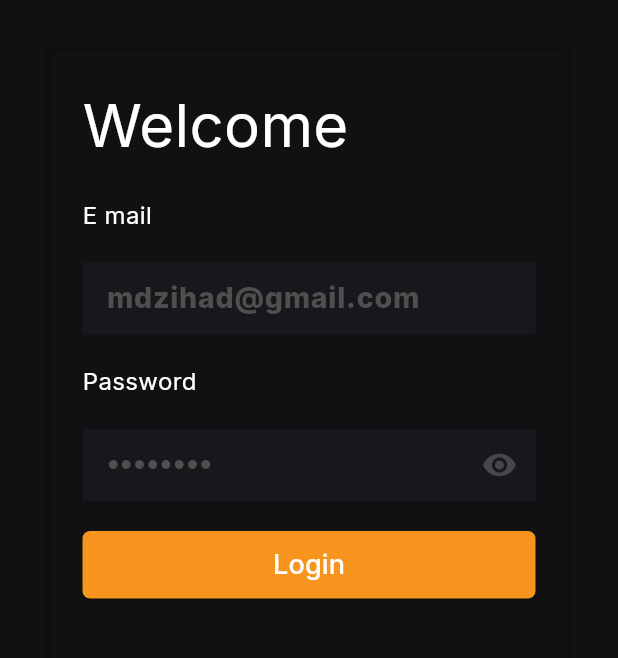
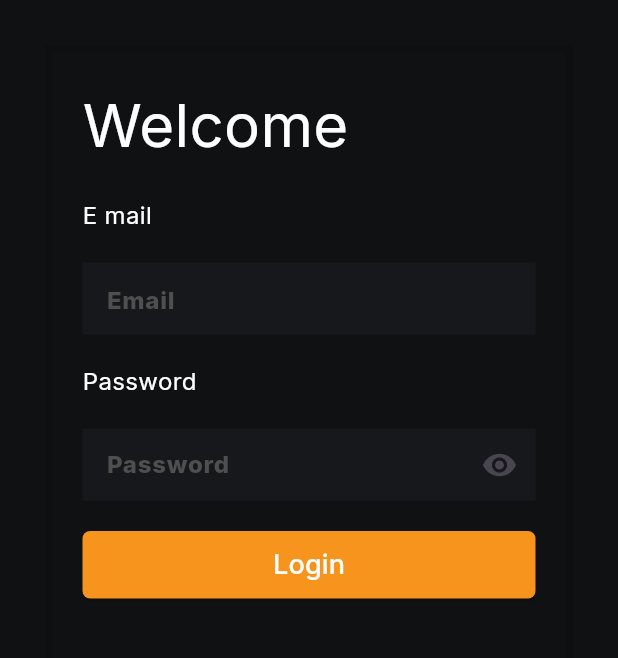
Before and after one commit to mdzihad89/kacchi_bari_admin_dashboard, a Flutter app: the screen it shows after launch, on a phone screen of 412 x 824 dp, the part 129-787 px from its top. Run offline on Flutter 3.47's test engine with Material 3 defaults, Android fonts, the phone set to English and light mode, and no system bars; our stand-ins replace dartz, dio, elegant_notification, equatable, file_picker, flutter_bloc and 8 more.

Commit message:
removed credential

```diff
--- a/lib/features/auth/presentation/screens/login_screen.dart
+++ b/lib/features/auth/presentation/screens/login_screen.dart
@@ -22,10 +22,8 @@ class LoginScreen extends StatefulWidget {
 
 class _LoginScreenState extends State<LoginScreen> {
   final TextEditingController emailController = TextEditingController(
-    text: "mdzihad@gmail.com"
   );
   final TextEditingController passController = TextEditingController(
-    text: "34413357"
   );
 
 
--- a/lib/features/branch/presentation/screen/branch_screen.dart
+++ b/lib/features/branch/presentation/screen/branch_screen.dart
@@ -55,9 +55,9 @@ class _BranchScreenState extends State<BranchScreen> {
                   builder: (context) {
                     final _formKey = GlobalKey<FormState>();
                     TextEditingController _branchNameController =
-                        TextEditingController(text: "Islampur");
+                        TextEditingController();
                     TextEditingController _branchAddressController =
-                        TextEditingController(text: "Islam pur, Dhaka");
+                        TextEditingController();
 
                     Uint8List? imageBytes;
                     int? tableNumber;
--- a/lib/features/category/presentation/screen/category_screen.dart
+++ b/lib/features/category/presentation/screen/category_screen.dart
@@ -46,7 +46,7 @@ class _CategoryScreenState extends State<CategoryScreen> {
               onPressed:(){
                 showDialog(context: context, builder: (context) {
                   final _formKey = GlobalKey<FormState>();
-                  TextEditingController _categoryNameController = TextEditingController(text: "Kacchi");
+                  TextEditingController _categoryNameController = TextEditingController();
                   Uint8List? imageBytes;
 
                   return StatefulBuilder(
```
Also changed, not shown: lib/features/employee/presentation/screen/employee_screen.dart (+4 -4 lines).
